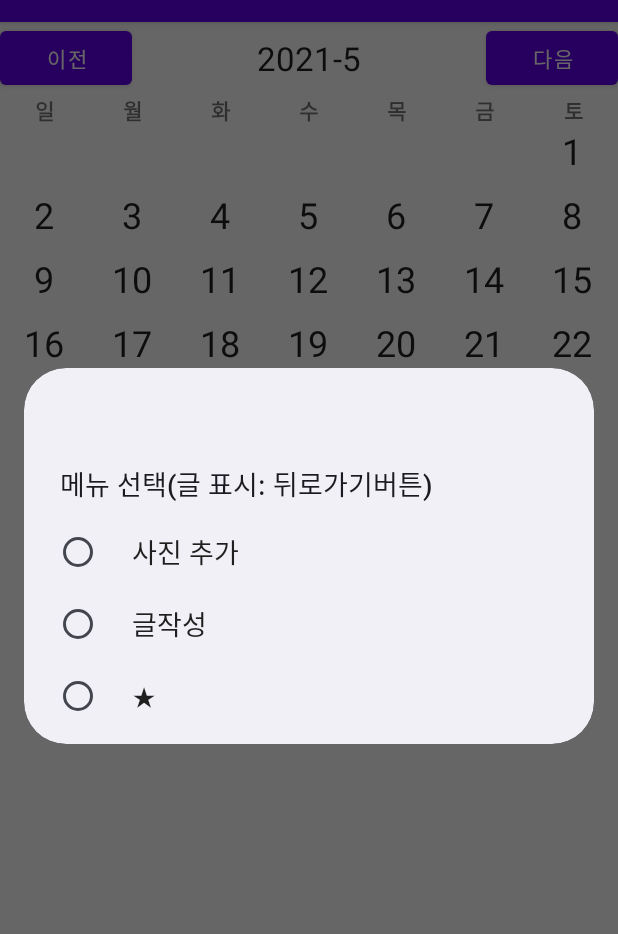
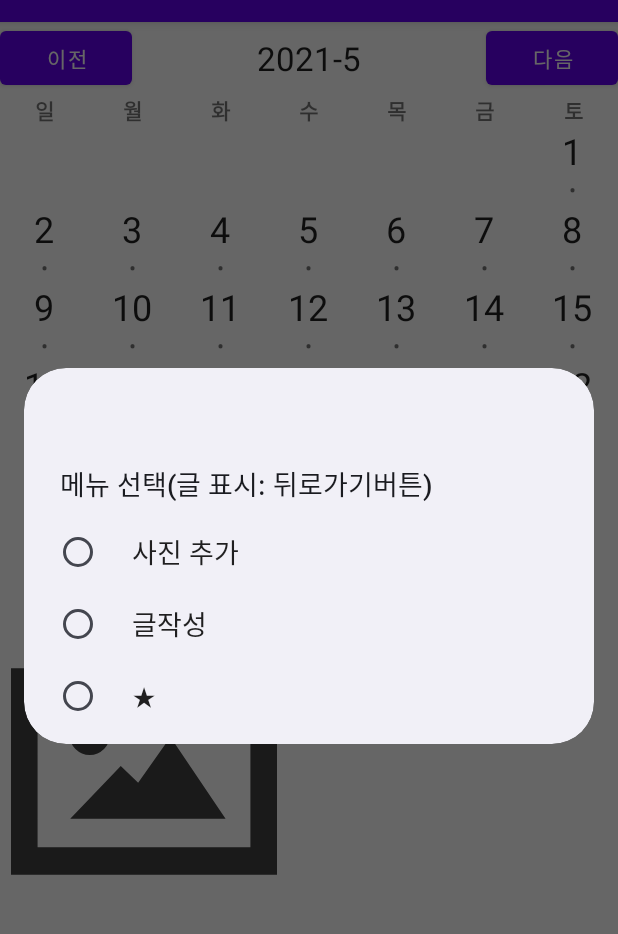
Before and after one commit to leejunho0626/Team5, an Android app: the CalendarActivity screen opened directly, with no data from a screen before it, after a tap on "10", on a phone screen of 412 x 824 dp, the part 62-996 px from its top. Run offline under Robolectric (Android 15) with nearby library versions, the phone set to English and light mode, and no system bars; our stand-ins replace Firebase (no records; nobody signed in at launch, a user with empty details on screens opened directly).

Commit message:
글 작성 화면 수정, DB글 불러오기 및 표시

```diff
--- a/5teamproject/app/src/main/AndroidManifest.xml
+++ b/5teamproject/app/src/main/AndroidManifest.xml
@@ -20,7 +20,6 @@
         <activity android:name=".Login"/>
         <activity android:name=".CalendarActivity"/>
         <activity android:name=".Bgm"/>
-        <activity android:name=".Write"/>
 
     </application>
     //인터넷 사용 권한
--- a/5teamproject/app/src/main/java/com/example/a5teamproject/CalendarActivity.java
+++ b/5teamproject/app/src/main/java/com/example/a5teamproject/CalendarActivity.java
@@ -2,36 +2,34 @@ package com.example.a5teamproject;
 
 import android.content.DialogInterface;
 import android.content.Intent;
-import android.database.Cursor;
 import android.graphics.Bitmap;
 import android.graphics.BitmapFactory;
 import android.net.Uri;
 import android.os.Bundle;
-import android.provider.MediaStore;
-import android.view.LayoutInflater;
 import android.view.Menu;
 import android.view.MenuInflater;
 import android.view.MenuItem;
 import android.view.View;
 import android.widget.AdapterView;
+import android.widget.EditText;
 import android.widget.GridView;
 import android.widget.ImageView;
 import android.widget.TextView;
 import android.widget.Toast;
 import java.io.InputStream;
 import java.text.SimpleDateFormat;
-import java.util.ArrayList;
 import java.util.Calendar;
 import java.util.Date;
-import java.util.Locale;
 import androidx.annotation.NonNull;
 import androidx.appcompat.app.AlertDialog;
 import androidx.appcompat.app.AppCompatActivity;
-import androidx.loader.content.CursorLoader;
+import com.google.android.gms.tasks.OnCompleteListener;
 import com.google.android.gms.tasks.OnFailureListener;
 import com.google.android.gms.tasks.OnSuccessListener;
+import com.google.android.gms.tasks.Task;
 import com.google.firebase.auth.FirebaseAuth;
 import com.google.firebase.auth.FirebaseUser;
+import com.google.firebase.firestore.DocumentSnapshot;
 import com.google.firebase.firestore.FirebaseFirestore;
 import com.google.firebase.storage.FirebaseStorage;
 import com.google.firebase.storage.StorageReference;
@@ -44,11 +42,11 @@ public class CalendarActivity extends AppCompatActivity {
     GridAdapter adt;
     Calendar cal;
     TextView date, text;
-    ArrayList<String>date1 = new ArrayList<String>();
     FirebaseStorage storage = FirebaseStorage.getInstance();
-    static String a;
+    String a,b;
     Uri uri;
     private ImageView imageview;
+    boolean img;
 
     @Override
     protected void onCreate(Bundle savedInstanceState) {
@@ -58,7 +56,9 @@ public class CalendarActivity extends AppCompatActivity {
         adt = new GridAdapter(this); //어댑터 객체 생성
         grid = findViewById(R.id.grid); //그리드뷰 객체 참조
         date = (TextView) findViewById(R.id.date);
+
         text=(TextView)findViewById(R.id.userText);
+
         imageview = (ImageView)findViewById(R.id.imageView);
 
         cal = Calendar.getInstance();
@@ -68,9 +68,6 @@ public class CalendarActivity extends AppCompatActivity {
 
         show();
 
-        FirebaseUser user = FirebaseAuth.getInstance().getCurrentUser();
-        FirebaseFirestore db = FirebaseFirestore.getInstance();
-
         CharSequence info[] = new CharSequence[] {"사진 추가", "글작성", "★" };
         AlertDialog.Builder dialog = new AlertDialog.Builder(this, android.R.style.Theme_DeviceDefault_Light_Dialog_Alert);
 
@@ -79,11 +76,15 @@ public class CalendarActivity extends AppCompatActivity {
             @Override
             public void onItemClick(AdapterView<?> adapterView, View view, int i, long l) {
                 Toast.makeText(CalendarActivity.this,"클릭 성공", Toast.LENGTH_SHORT).show();
-                Toast.makeText(getApplicationContext(), "갤러리로 이동", Toast.LENGTH_LONG).show();
+                writeDownload(i);
                 a = adt.mItem.get(i).month()+"."+adt.mItem.get(i).day()+"일";
                 text.setText(a);
                 StorageReference storageRef=storage.getReferenceFromUrl("gs://teamproject-4aa56.appspot.com").child("Photo");
                 StorageReference storageRef1 = storageRef.child(a);
+                if(storageRef1==null){
+                    Toast.makeText(getApplicationContext(), "저장소에 사진이 없습니다.", Toast.LENGTH_LONG).show();
+
+                }else {
 
                     storageRef1.getDownloadUrl()
                             .addOnSuccessListener(new OnSuccessListener<Uri>() {
@@ -92,20 +93,25 @@ public class CalendarActivity extends AppCompatActivity {
                                     Glide.with(CalendarActivity.this).load(uri).into(imageview);
                                     Toast.makeText(getApplicationContext(), "사진이 정상적으로 표시 되었습니다.", Toast.LENGTH_LONG).show();
 
+
+
                                 }
                             })
                             .addOnFailureListener(new OnFailureListener() {
                                 @Override
                                 public void onFailure(@NonNull Exception e) {
+                                    imageview.setImageResource(R.drawable.ic_image);
 
                                 }
                             });
+                }
 
                 dialog .setTitle("메뉴 선택(글 표시: 뒤로가기버튼)")
                         .setSingleChoiceItems(info, -1, new DialogInterface.OnClickListener(){
                             @Override
-                            public void onClick(DialogInterface dialog, int i) {
-                                switch (i)
+                            public void onClick(DialogInterface dialog, int j) {
+
+                                switch (j)
                                 {
                                     case 0:
                                         Toast.makeText(getApplicationContext(), "갤러리로 이동", Toast.LENGTH_LONG).show();
@@ -116,8 +122,7 @@ public class CalendarActivity extends AppCompatActivity {
                                         break;
                                     case 1:
                                         Toast.makeText(getApplicationContext(), "글 작성화면으로 이동", Toast.LENGTH_LONG).show();
-                                        Intent intent1 = new Intent(CalendarActivity.this, Write.class);
-                                        startActivity(intent1);
+                                        showDialog(view,i);
                                         break;
                                     case 2:
                                         Toast.makeText(getApplicationContext(), "즐겨찾기 화면으로 이동", Toast.LENGTH_LONG).show();
@@ -128,7 +133,11 @@ public class CalendarActivity extends AppCompatActivity {
                         .show();
             }
         });
+
+
+
     }
+
 
     @Override
     protected void onActivityResult(int requestCode, int resultCode, Intent data) {
@@ -178,6 +187,7 @@ public class CalendarActivity extends AppCompatActivity {
         // 빈 날짜 넣기
         for (int i = 1; i<fText; i++)
         {
+
             boolean img = false;
             GridItem item = new GridItem(Integer.toString(y), Integer.toString(m), img);
             adt.add(item);
@@ -188,7 +198,9 @@ public class CalendarActivity extends AppCompatActivity {
 
         for (int i=1; i<=lDay; i++)
         {
-            boolean img = true;
+
+            img = true;
+
 
             cal.set(y, cal.get(Calendar.MONTH), i);
             int text = cal.get(Calendar.DAY_OF_WEEK);
@@ -227,6 +239,91 @@ public class CalendarActivity extends AppCompatActivity {
         return Integer.parseInt(f.format(d));
     }
 
+    public void writeUpload(int i , String w){
+        b = adt.mItem.get(i-1).month()+"."+adt.mItem.get(i).day()+"일";
+        final String text = w;
+        final String text1 =b;
+        if(text.length()>0){
+
+            FirebaseUser user = FirebaseAuth.getInstance().getCurrentUser();
+            FirebaseFirestore db = FirebaseFirestore.getInstance();
+            UserWrite userWrite = new UserWrite(text);
+
+            db.collection("posts").document(b).set(userWrite)
+                    .addOnSuccessListener(new OnSuccessListener<Void>() {
+                        @Override
+                        public void onSuccess(Void avoid) {
+                            Toast.makeText(getApplicationContext(), "글이 저장되었습니다.", Toast.LENGTH_LONG).show();
+                        }
+                    })
+                    .addOnFailureListener(new OnFailureListener() {
+                        @Override
+                        public void onFailure(@NonNull Exception e) {
+                            Toast.makeText(getApplicationContext(), "Error.", Toast.LENGTH_LONG).show();
+                        }
+                    });
+        }else{
+            Toast.makeText(getApplicationContext(), "내용을 입력하세요.", Toast.LENGTH_LONG).show();
+        }
+
+    }
+    public void writeDownload(int i){
+
+        b = adt.mItem.get(i-1).month()+"."+adt.mItem.get(i).day()+"일";
+
+        final String text1 =b;
+
+            FirebaseUser user = FirebaseAuth.getInstance().getCurrentUser();
+            FirebaseFirestore db = FirebaseFirestore.getInstance();
+
+
+            db.collection("posts").document(text1)
+                    .get().addOnCompleteListener(new OnCompleteListener<DocumentSnapshot>() {
+                @Override
+                public void onComplete(@NonNull Task<DocumentSnapshot> task) {
+                    if (task.isSuccessful()) {
+                        DocumentSnapshot document = task.getResult();
+                        if (document.exists()) {
+                            text.setText(document.getData().toString());
+                        } else {
+                            Toast.makeText(getApplicationContext(), "No such document", Toast.LENGTH_LONG).show();
+
+                        }
+                    } else {
+                        Toast.makeText(getApplicationContext(), "get failed with", Toast.LENGTH_LONG).show();
+                    }
+                }
+            });
+    }
+
+
+
+    public void showDialog(View view, int j) {
+        final EditText editText = new EditText(this);
+
+        AlertDialog.Builder builder = new AlertDialog.Builder(this);
+        builder.setTitle("글 작성");
+        builder.setMessage("내용을 입력하세요.");
+        builder.setView(editText);
+        builder.setPositiveButton("저장", new DialogInterface.OnClickListener() {
+            @Override
+            public void onClick(DialogInterface dialogInterface, int i) {
+                Toast.makeText(getApplicationContext(),editText.getText().toString(), Toast.LENGTH_SHORT).show();
+                String edit = editText.getText().toString();
+                writeUpload(j,edit);
+            }
+        });
+        builder.setNegativeButton("취소", new DialogInterface.OnClickListener() {
+            @Override
+            public void onClick(DialogInterface dialogInterface, int i) {
+
+            }
+        });
+        builder.show();
+    }
+
+
+
     //메뉴바 설정
     @Override
     public boolean onCreateOptionsMenu(Menu menu) {
--- /dev/null
+++ b/5teamproject/app/src/main/java/com/example/a5teamproject/Favorite.java
@@ -0,0 +1,4 @@
+package com.example.a5teamproject;
+
+public class Favorite {
+}
--- a/5teamproject/app/src/main/java/com/example/a5teamproject/GridAdapter.java
+++ b/5teamproject/app/src/main/java/com/example/a5teamproject/GridAdapter.java
@@ -71,9 +71,9 @@ public class GridAdapter extends BaseAdapter
 
         day.setVisibility(View.VISIBLE);
 
-        ImageView take = (ImageView)v.findViewById(R.id.imageView);
+        TextView label = (TextView)v.findViewById(R.id.label);
         if (mItem.get(position).img())
-            take.setVisibility(View.VISIBLE);
+            label.setVisibility(View.VISIBLE);
 
         return v;
     }
--- a/5teamproject/app/src/main/res/layout/activity_calview.xml
+++ b/5teamproject/app/src/main/res/layout/activity_calview.xml
@@ -88,19 +88,24 @@
 
     <GridView
         android:id="@+id/grid"
-        android:padding="0dip"
+        android:layout_width="fill_parent"
+        android:layout_height="342dp"
         android:numColumns="7"
-        android:layout_width="fill_parent"
-        android:layout_height="wrap_content"/>
+        android:padding="0dip" />
+
+
     <LinearLayout
         android:layout_width="match_parent"
-        android:layout_height="wrap_content"
+        android:layout_height="177dp"
         android:orientation="horizontal">
+
         <ImageView
             android:id="@+id/imageView"
-            android:layout_width="50dp"
-            android:layout_height="50dp"
-            android:layout_centerHorizontal="true"/>
+            android:layout_width="192dp"
+            android:layout_height="match_parent"
+            android:layout_centerHorizontal="true"
+            android:src="@drawable/ic_image" />
+
         <TextView
             android:id="@+id/userText"
             android:layout_width="match_parent"
--- a/5teamproject/app/src/main/res/layout/item_cal.xml
+++ b/5teamproject/app/src/main/res/layout/item_cal.xml
@@ -12,9 +12,12 @@
         android:layout_width="fill_parent"
         android:layout_height="wrap_content"/>
 
-    <ImageView
-        android:id="@+id/imageView"
-        android:layout_width="10dp"
-        android:layout_height="10dp"
-        android:layout_centerHorizontal="true"/>
+    <TextView
+        android:id="@+id/label"
+        android:text="•"
+        android:gravity="top|center_horizontal"
+        android:visibility="invisible"
+        android:textAppearance="?android:attr/textAppearanceSmall"
+        android:layout_width="fill_parent"
+        android:layout_height="wrap_content"/>
 </LinearLayout>
```
Also changed, not shown: 5teamproject/app/src/main/java/com/example/a5teamproject/UserWrite.java (+2 -19 lines), 5teamproject/app/src/main/java/com/example/a5teamproject/Write.java (deleted, +0 -73 lines), 5teamproject/app/src/main/res/layout/activity_favorite.xml (renamed from 5teamproject/app/src/main/res/layout/activity_write.xml, +3 -24 lines). Lines whose indentation alone changed are shown as unchanged.
